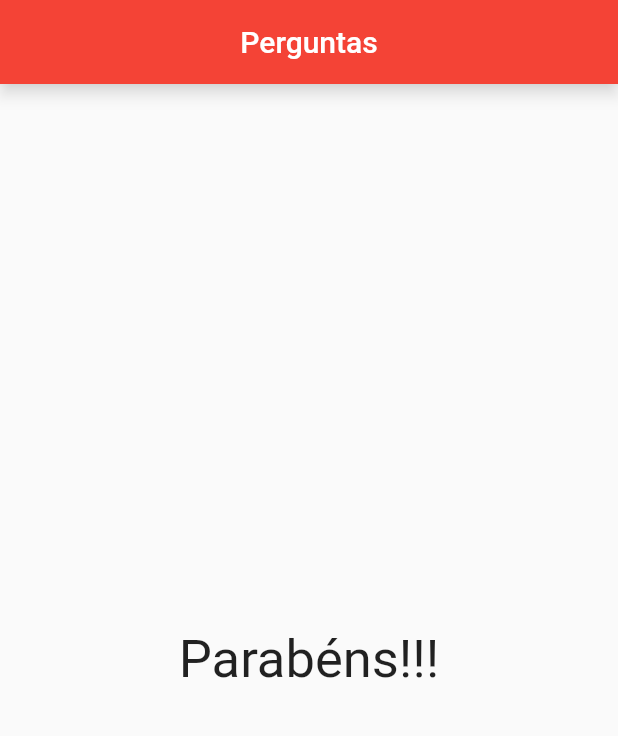
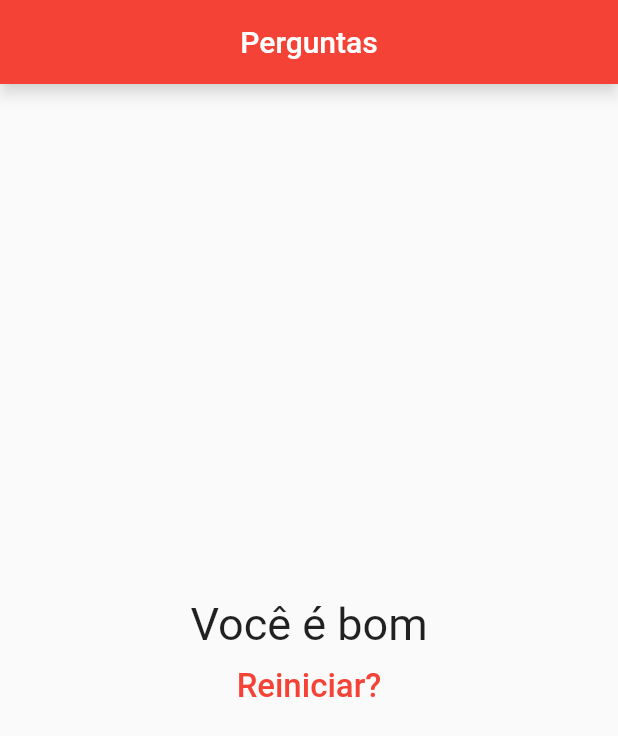
Before and after one commit to matheusAFONSECA/Flutter-UDEMY, a Flutter app: the screen it shows after launch, after a tap on "Preto", after a tap on "Cobra", after a tap on "Leo", on a phone screen of 412 x 824 dp. Shown: the top 736 px of the screen. Run offline on Flutter 3.47's test engine with Material 2 defaults, Android fonts, the light colour scheme and no system bars.

Commit message:
Projeto de perguntas pronto

```diff
--- a/projeto_perguntas/lib/main.dart
+++ b/projeto_perguntas/lib/main.dart
@@ -18,33 +18,54 @@ esse atributo se torne privado.
 
 class _PerguntaAppState extends State<PerguntaApp> {
   var _perguntaSelecionada = 0;
+  var _pontuacaoTotal = 0;
 
   final _perguntas = const [
     {
       'texto': 'Qual é a sua cor favorita?',
       'resposta': [
-        'Preto',
-        'Vermelho',
-        'Verde',
-        'Branco',
+        {'texto': 'Preto', 'pontuacao': 10},
+        {'texto': 'Vermelho', 'pontuacao': 20},
+        {'texto': 'Verde', 'pontuacao': 30},
+        {'texto': 'Branco', 'pontuacao': 40},
       ],
     },
     {
       'texto': 'Qual é o seu animal favorito?',
-      'resposta': ['Coelho', 'Cobra', 'Elefante', 'Leão'],
+      'resposta': [
+        {'texto': 'Coelho', 'pontuacao': 10},
+        {'texto': 'Cobra', 'pontuacao': 20},
+        {'texto': 'Elefante', 'pontuacao': 30},
+        {'texto': 'Leão', 'pontuacao': 40},
+      ],
     },
     {
       'texto': 'Qual é o seu instrutor favorito?',
-      'resposta': ['Maria', 'João', 'Leo', 'Pedro'],
+      'resposta': [
+        {'texto': 'Maria', 'pontuacao': 10},
+        {'texto': 'João', 'pontuacao': 20},
+        {'texto': 'Leo', 'pontuacao': 30},
+        {'texto': 'Pedro', 'pontuacao': 40},
+      ],
     }
   ];
 
-  void _responder() {
+  void _responder(int pontuacao) {
     if (temPerguntaSelecionada) {
       setState(() {
         _perguntaSelecionada++;
+        _pontuacaoTotal += pontuacao;
       });
     }
+  }
+
+  // metodo para reiniciar o questionario
+  void _reiniciarQuestionario() {
+    setState(() {
+      // reiniciando as var de controle
+      _perguntaSelecionada = 0;
+      _pontuacaoTotal = 0;
+    });
   }
 
   // corrigindo o erro de ter mais do que o numero de perguntas
@@ -79,7 +100,7 @@ class _PerguntaAppState extends State<PerguntaApp> {
                 perguntasSelecionada: _perguntaSelecionada,
                 quandoResponder: _responder,
               )
-            : Resultado(),
+            : Resultado(_pontuacaoTotal, _reiniciarQuestionario),
       ),
     );
   }
--- a/projeto_perguntas/lib/questionario.dart
+++ b/projeto_perguntas/lib/questionario.dart
@@ -5,7 +5,7 @@ import 'package:flutter/material.dart';
 class Questionario extends StatelessWidget {
   final List<Map<String, Object>> perguntas;
   final int perguntasSelecionada;
-  final void Function() quandoResponder;
+  final void Function(int) quandoResponder;
 
   Questionario({
     required this.perguntas,
@@ -19,13 +19,19 @@ class Questionario extends StatelessWidget {
 
   @override
   Widget build(BuildContext context) {
-    List<String> respostas = temPerguntaSelecionada
+    List<Map<String, Object>> respostas = temPerguntaSelecionada
         ? perguntas[perguntasSelecionada].cast()['resposta']
+            as List<Map<String, Object>>
         : [];
     return Column(
       children: <Widget>[
         Questao(perguntas[perguntasSelecionada]['texto'].toString()),
-        ...respostas.map((t) => Resposta(t, quandoResponder)).toList(),
+        ...respostas.map((resp) {
+          return Resposta(
+            resp['texto'] as String,
+            () => quandoResponder(int.parse(resp['pontuacao'].toString())),
+          );
+        }).toList(),
       ],
     );
   }
--- a/projeto_perguntas/lib/resultado.dart
+++ b/projeto_perguntas/lib/resultado.dart
@@ -1,18 +1,47 @@
 import 'package:flutter/material.dart';
 
 class Resultado extends StatelessWidget {
+  final int pontuacao;
+  final void Function() quandoReiniciarQuestioario;
+
+  Resultado(this.pontuacao, this.quandoReiniciarQuestioario);
+
+  String get fraseResultado {
+    if (pontuacao < 60) {
+      return 'Parabéns!!!';
+    } else if (pontuacao < 90) {
+      return 'Você é bom';
+    } else if (pontuacao < 120) {
+      return 'Impressionante!';
+    } else {
+      return 'Nivel Jedi!!';
+    }
+  }
+
   @override
   Widget build(BuildContext context) {
-    return Container(
-      child: const Center(
-        widthFactor: double.infinity,
-        child: Text(
-          "Parabéns!!!",
-          style: TextStyle(
-            fontSize: 35,
+    return Column(
+      mainAxisAlignment: MainAxisAlignment.center,
+      children: <Widget>[
+        Center(
+          widthFactor: double.infinity,
+          child: Text(
+            fraseResultado,
+            style: TextStyle(fontSize: 30),
           ),
         ),
-      ),
+        TextButton(
+          onPressed: quandoReiniciarQuestioario,
+          child: Text(
+            'Reiniciar?',
+            style: TextStyle(
+              fontSize: 22,
+              color: Colors.red,
+              wordSpacing: 10,
+            ),
+          ),
+        )
+      ],
     );
   }
 }
```
